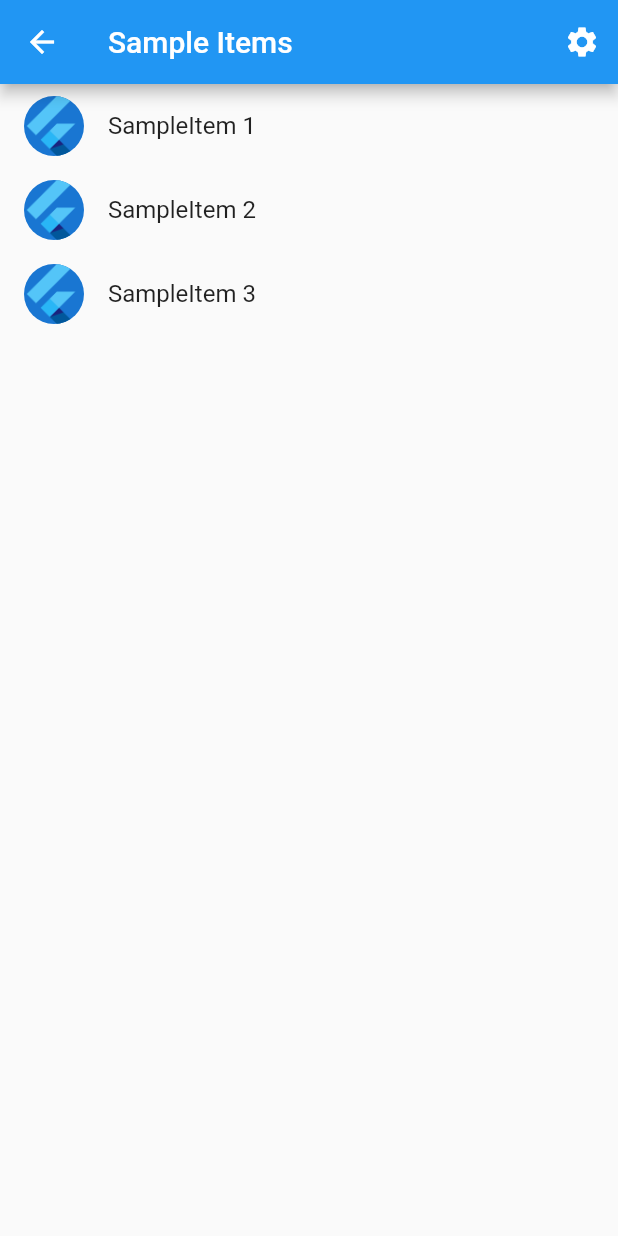
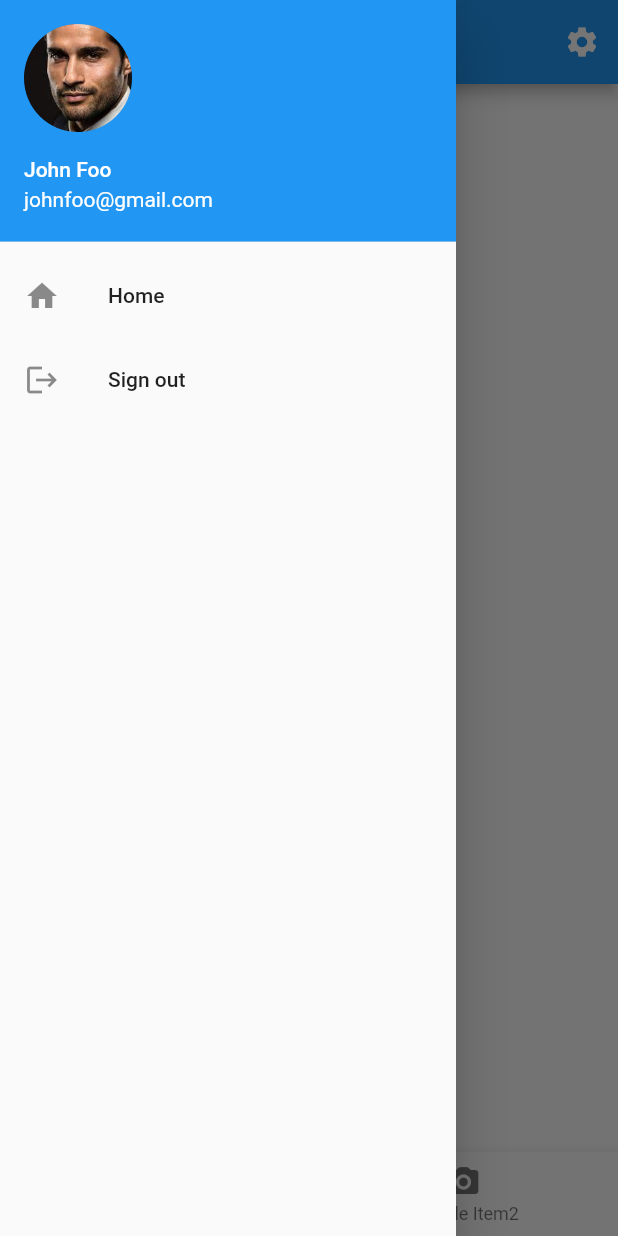
Before and after one commit to invasive-species/invasive-species-finder, a Flutter app: the SampleItemListView screen opened directly, with the side drawer open (before the commit the screen has no drawer), on a phone screen of 412 x 824 dp. Run offline on Flutter 3.47's test engine with Material 2 defaults, Android fonts, the phone set to English and light mode, and no system bars.

Commit message:
drawer component added

```diff
--- /dev/null
+++ b/invasive_species_finder/lib/components/drawer_view.dart
@@ -0,0 +1,40 @@
+import 'package:flutter/material.dart';
+
+
+class DrawerView extends StatelessWidget {
+  const DrawerView({Key? key}) : super(key: key);
+
+  @override
+  Widget build(BuildContext context) {
+    return Drawer(
+      child: ListView(
+        children: [
+          UserAccountsDrawerHeader(
+            accountName: const Text("John Foo"),
+            accountEmail: const Text("johnfoo@gmail.com"),
+            currentAccountPicture: const CircleAvatar(
+              backgroundImage: AssetImage('assets/images/john.png'),
+            ),
+            decoration: BoxDecoration(
+              color: Theme.of(context).primaryColor,
+            ),
+          ),
+          ListTile(
+            leading: const Icon(Icons.home),
+            title: const Text('Home'),
+            //onTap: () {
+              //Navigator.pushReplacementNamed(context, HomeView.routeName);
+            //},
+          ),
+          ListTile(
+            leading: const Icon(Icons.logout),
+            title: const Text('Sign out'),
+            onTap: () {
+              Navigator.pushReplacementNamed(context, 'bad page');
+            },
+          ),
+        ],
+      ),
+    );
+  }
+}
--- a/invasive_species_finder/lib/sample_feature/sample_item_list_view.dart
+++ b/invasive_species_finder/lib/sample_feature/sample_item_list_view.dart
@@ -3,6 +3,7 @@ import 'package:flutter/material.dart';
 import '../settings/settings_view.dart';
 import 'sample_item.dart';
 import 'sample_item_details_view.dart';
+import '../../components/drawer_view.dart';
 
 /// Displays a list of SampleItems.
 class SampleItemListView extends StatelessWidget {
@@ -18,6 +19,7 @@ class SampleItemListView extends StatelessWidget {
   @override
   Widget build(BuildContext context) {
     return Scaffold(
+      drawer: const DrawerView(),
       appBar: AppBar(
         title: const Text('Sample Items'),
         actions: [
@@ -66,6 +68,28 @@ class SampleItemListView extends StatelessWidget {
           );
         },
       ),
+      bottomNavigationBar: BottomNavigationBar(
+        type: BottomNavigationBarType.fixed, // needed when more than 3 items
+        items: const [
+          BottomNavigationBarItem(
+            label: 'Sample Item1',
+            icon: Icon(Icons.list),
+          ),
+          BottomNavigationBarItem(
+            label: 'Sample Item2',
+            icon: Icon(Icons.camera_alt_rounded, opticalSize: 10,),
+          ),
+        ],
+        currentIndex: 0,
+        onTap: (index) {
+          if (index == 1) {
+            // Navigate to the settings page. If the user leaves and returns
+            // to the app after it has been killed while running in the
+            // background, the navigation stack is restored.
+            Navigator.restorablePushNamed(context, SettingsView.routeName);
+          }
+        },
+      )
     );
   }
 }
```
Also changed, not shown: invasive_species_finder/assets/images/john.png (added).
